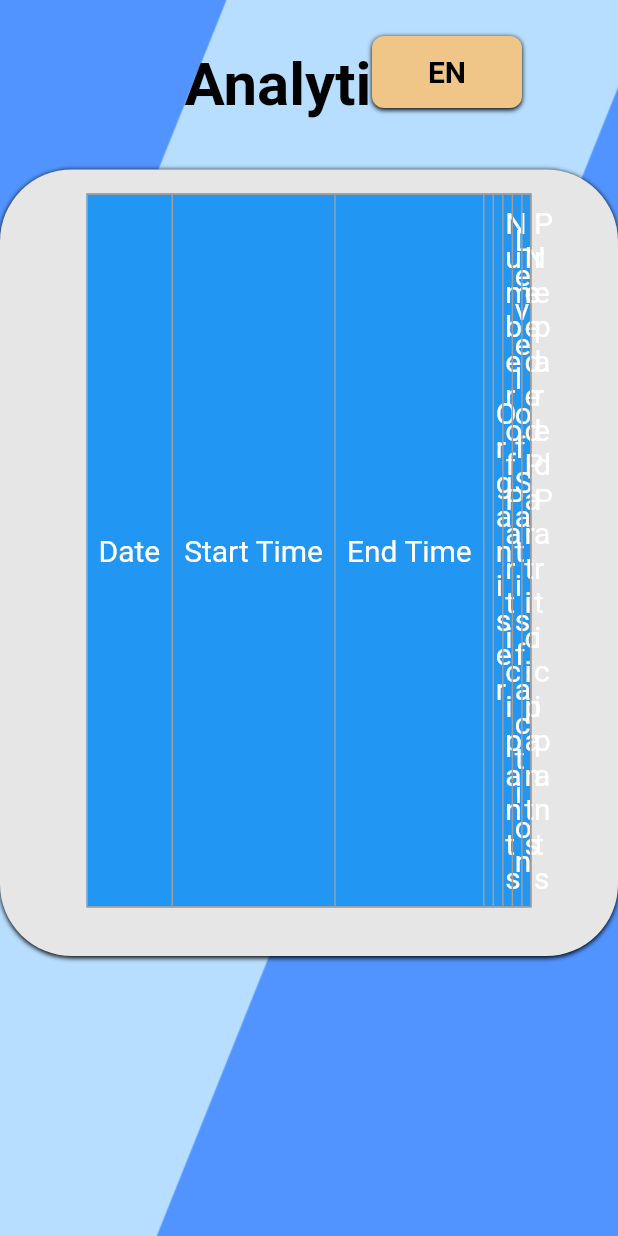
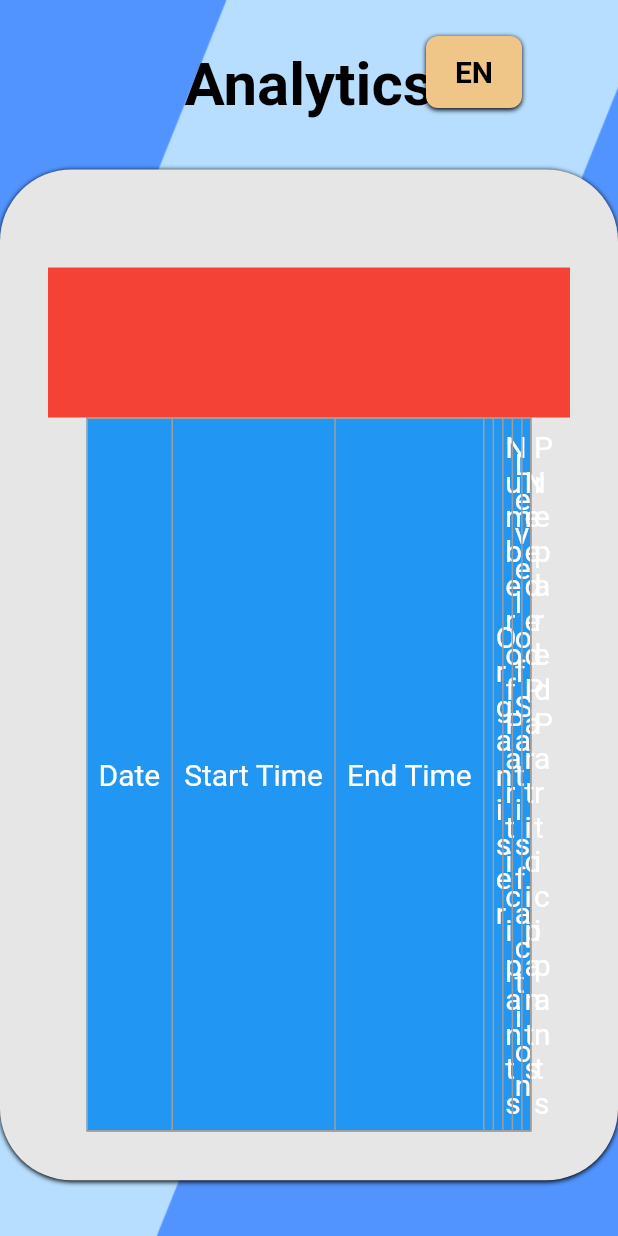
Before and after one commit to trubby22/rivia-frontend, a Flutter app: the Analytics screen opened directly with empty values, on a phone screen of 412 x 824 dp. Run offline on Flutter 3.47's test engine with Material 2 defaults, Android fonts, the phone set to English and light mode, and no system bars; our stand-ins replace dartz, fluttertoast, pie_chart, shared_preferences; missing offline and left inert: crypt, dart:html; accounts and stored records are empty.

Commit message:
[yc4120] (fix) Wrap up on analytics before swapping task

```diff
--- a/lib/routes/analytics.dart
+++ b/lib/routes/analytics.dart
@@ -49,36 +49,10 @@ class _AnalyticsState extends State<Analytics> {
     );
   }
 
-  Widget foregroundBuilder(BuildContext context) {
-    final height = MediaQuery.of(context).size.height;
+  Widget tableBuilder(BuildContext context) {
     final width = MediaQuery.of(context).size.width;
 
-    return ListView(
-      children: [
-        Center(
-          child: Padding(
-            padding: EdgeInsets.symmetric(vertical: height * 0.04),
-            child: Text(
-              LangText.analytics.local,
-              style: UITexts.iconHeader,
-            ),
-          ),
-        ),
-        Container(
-          margin: EdgeInsets.only(
-            left: min(width * 0.07, max(0, width - 700)),
-            right: min(width * 0.07, max(0, width - 700)),
-            bottom: max(height * 0.05, 20.0),
-          ),
-          padding: const EdgeInsets.symmetric(vertical: 16.0, horizontal: 32.0),
-          decoration: const BoxDecoration(
-            color: Color(0xFFE6E6E6),
-            borderRadius: BorderRadius.all(Radius.circular(48.0)),
-            boxShadow: [BoxShadow(offset: Offset(0, 1), blurRadius: 2.0)],
-          ),
-          child: Column(
-            children: [
-              Align(
+    return Align(
       child: SizedBox(
         width: width * 0.72,
         child: Table(
@@ -190,9 +164,8 @@ class _AnalyticsState extends State<Analytics> {
                 }
                 final organiserName = organiser?.fullName ?? "[NULL]";
                 final participantNum = meeting.participants.length;
-                          final notNeededNum = meeting.participants
-                              .where((e) => e.notNeeded != 0)
-                              .length;
+                final notNeededNum =
+                    meeting.participants.where((e) => e.notNeeded != 0).length;
                 final notPreparedNum = meeting.participants
                     .where((e) => e.notPrepared != 0)
                     .length;
@@ -204,27 +177,24 @@ class _AnalyticsState extends State<Analytics> {
                             ? Colors.blue.shade50
                             : Colors.orange.shade50
                         : index.isOdd
-                                      ? Color.fromARGB(255, 150, 210, 255)
-                                      : Color.fromARGB(255, 255, 212, 150),
+                            ? const Color.fromARGB(255, 150, 210, 255)
+                            : const Color.fromARGB(255, 255, 212, 150),
                   ),
                   children: [
                     entryBuilder(
                       context,
                       index: index,
-                                text:
-                                    '${start.day}/${start.month}/${start.year}',
+                      text: '${start.day}/${start.month}/${start.year}',
                     ),
                     entryBuilder(
                       context,
                       index: index,
-                                text: TimeOfDay.fromDateTime(start)
-                                    .format(context),
+                      text: TimeOfDay.fromDateTime(start).format(context),
                     ),
                     entryBuilder(
                       context,
                       index: index,
-                                text:
-                                    TimeOfDay.fromDateTime(end).format(context),
+                      text: TimeOfDay.fromDateTime(end).format(context),
                     ),
                     entryBuilder(
                       context,
@@ -258,7 +228,50 @@ class _AnalyticsState extends State<Analytics> {
           ],
         ),
       ),
+    );
+  }
+
+  Widget foregroundBuilder(BuildContext context) {
+    final height = MediaQuery.of(context).size.height;
+    final width = MediaQuery.of(context).size.width;
+
+    return ListView(
+      children: [
+        Center(
+          child: Padding(
+            padding: EdgeInsets.symmetric(vertical: height * 0.04),
+            child: Text(
+              LangText.analytics.local,
+              style: UITexts.iconHeader,
             ),
+          ),
+        ),
+        Container(
+          margin: EdgeInsets.only(
+            left: min(width * 0.07, max(0, width - 700)),
+            right: min(width * 0.07, max(0, width - 700)),
+            bottom: max(height * 0.05, 20.0),
+          ),
+          padding: const EdgeInsets.symmetric(vertical: 16.0, horizontal: 32.0),
+          decoration: const BoxDecoration(
+            color: Color(0xFFE6E6E6),
+            borderRadius: BorderRadius.all(Radius.circular(48.0)),
+            boxShadow: [BoxShadow(offset: Offset(0, 1), blurRadius: 2.0)],
+          ),
+          child: Column(
+            children: [
+              Align(
+                child: Padding(
+                  padding: EdgeInsets.only(top: height * 0.06),
+                  // width: width * 0.72,
+                  child: //TODO
+                      Container(
+                    color: Colors.red,
+                    height: 100,
+                  ),
+                ),
+              ),
+              tableBuilder(context),
               SizedBox(height: height * 0.02),
             ],
           ),
--- a/lib/utilities/language_switcher.dart
+++ b/lib/utilities/language_switcher.dart
@@ -19,7 +19,7 @@ class LanguageSwitcher extends StatelessWidget {
         primaryColour: Colors.black,
         onPressedColour: const Color.fromRGBO(239, 198, 135, 1),
         height: 48.0,
-        width: 100.0,
+        width: 64.0,
         onPressed: (_) async {
           if (authToken.language == Lang.en) {
             authToken.language = Lang.ru;
```
Lines whose indentation alone changed are shown as unchanged.
